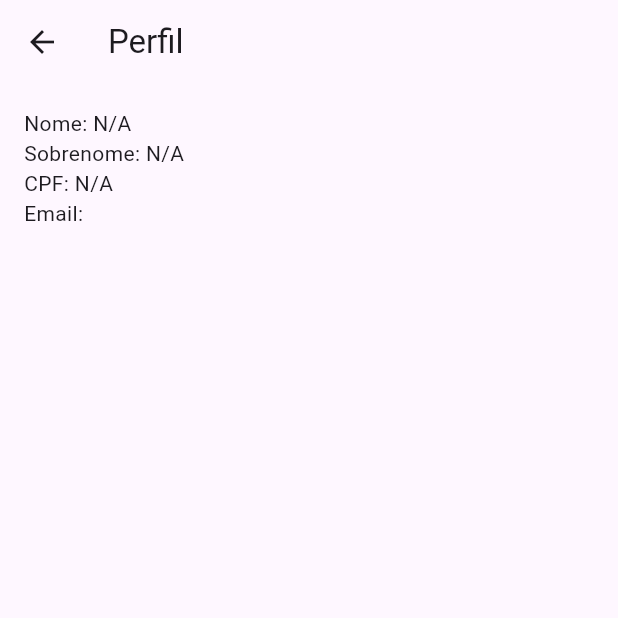
After one commit to MarcilioFreiitas/App-horadoconto-frontend-usuario, a Flutter app: the PerfilScreen screen opened directly, on a phone screen of 412 x 824 dp, the top half of it. The commit adds this screen. Run offline on Flutter 3.47's test engine with Material 3 defaults, Android fonts, the phone set to English and light mode, and no system bars; our stand-ins replace flutter_secure_storage; missing offline and left inert: jwt_decode; accounts and stored records are empty; network calls fail.

Commit message:
adicionado funcionalidade de perfil de usuário

```diff
--- /dev/null
+++ b/lib/models/usuario.dart
@@ -0,0 +1,49 @@
+// Define an enum for user roles
+enum UserRoles { ADMIN, USER }
+
+class Usuario {
+  final int? id;
+  final String? nome;
+  final String? sobreNome;
+  final String? cpf;
+  final String? email;
+  final String? senha; // Consider storing a secure hash instead of plain text
+  final UserRoles? role;
+
+  Usuario({
+    this.id,
+    this.nome,
+    this.sobreNome,
+    this.cpf,
+    this.email,
+    this.senha,
+    this.role,
+  });
+
+  factory Usuario.fromJson(Map<String, dynamic> json) {
+    return Usuario(
+      id: json['id'] != null ? json['id'] as int : null,
+      nome: json['nome'] as String?,
+      sobreNome: json['sobreNome'] as String?,
+      cpf: json['cpf'] as String?,
+      email: json['email'] as String?,
+      senha: json['senha'] as String?, // Consider secure storage
+      role: UserRoles.values.firstWhere(
+        (element) => element.toString() == 'UserRoles.${json['role']}',
+        orElse: () => UserRoles.USER,
+      ),
+    );
+  }
+
+  Map<String, dynamic> toJson() {
+    return {
+      'id': id,
+      'nome': nome,
+      'sobreNome': sobreNome,
+      'cpf': cpf,
+      'email': email,
+      'senha': senha, // Consider secure storage
+      'role': role.toString().split('.').last,
+    };
+  }
+}
--- a/lib/service/auth_service_sigunp.dart
+++ b/lib/service/auth_service_sigunp.dart
@@ -5,7 +5,7 @@ void signup(String name, String lastName, String email, String password,
     String cpf) async {
   try {
     final response = await http.post(
-      Uri.parse('http://10.0.0.106:8080/auth/register'),
+      Uri.parse('http://10.0.0.107:8080/auth/register'),
       headers: <String, String>{
         'Content-Type': 'application/json; charset=UTF-8',
       },
--- a/lib/views/livro_search.dart
+++ b/lib/views/livro_search.dart
@@ -1,5 +1,5 @@
 import 'package:flutter/material.dart';
-import 'package:hora_do_conto/service/livro.dart';
+import 'package:hora_do_conto/models/livro.dart';
 
 class LivroSearch extends SearchDelegate<String> {
   final List<Livro> livros;
--- /dev/null
+++ b/lib/views/tela_perfil.dart
@@ -0,0 +1,58 @@
+import 'package:flutter/material.dart';
+import 'package:flutter_secure_storage/flutter_secure_storage.dart';
+
+class PerfilScreen extends StatelessWidget {
+  final FlutterSecureStorage storage = FlutterSecureStorage();
+
+  Future<Map<String, String?>> _getUserInfo() async {
+    String? id = await storage.read(key: 'user_id');
+    String? nome = await storage.read(key: 'user_nome');
+    String? sobreNome = await storage.read(key: 'user_sobreNome');
+    String? cpf = await storage.read(key: 'user_cpf');
+    String? email = await storage.read(key: 'user_email');
+    String? role = await storage.read(key: 'user_role');
+
+    return {
+      'id': id,
+      'nome': nome,
+      'sobreNome': sobreNome,
+      'cpf': cpf,
+      'email': email,
+      'role': role,
+    };
+  }
+
+  @override
+  Widget build(BuildContext context) {
+    return Scaffold(
+      appBar: AppBar(
+        title: Text('Perfil'),
+      ),
+      body: FutureBuilder<Map<String, String?>>(
+        future: _getUserInfo(),
+        builder: (context, snapshot) {
+          if (snapshot.connectionState == ConnectionState.waiting) {
+            return Center(child: CircularProgressIndicator());
+          } else if (snapshot.hasError) {
+            return Center(
+                child: Text('Erro ao carregar informações do usuário'));
+          } else {
+            final userInfo = snapshot.data!;
+            return Padding(
+              padding: const EdgeInsets.all(16.0),
+              child: Column(
+                crossAxisAlignment: CrossAxisAlignment.start,
+                children: [
+                  Text('Nome: ${userInfo['nome'] ?? 'N/A'}'),
+                  Text('Sobrenome: ${userInfo['sobreNome'] ?? 'N/A'}'),
+                  Text('CPF: ${userInfo['cpf'] ?? 'N/A'}'),
+                  Text('Email: ${userInfo['email'] ?? 'N/A'}'),
+                ],
+              ),
+            );
+          }
+        },
+      ),
+    );
+  }
+}
--- a/pubspec.yaml
+++ b/pubspec.yaml
@@ -38,6 +38,7 @@ dependencies:
   flutter_secure_storage: ^9.0.0
   scrollable_positioned_list: ^0.2.0-nullsafety.0
   shared_preferences: ^2.0.8
+  jwt_decode: ^0.3.1
 
 dev_dependencies:
   flutter_test:
```
Also changed, not shown: lib/models/emprestimo.dart (added, +49 -0 lines), lib/models/livro.dart (renamed from lib/service/livro.dart, +15 -0 lines), lib/service/auth_service_login.dart (+24 -3 lines), lib/views/detalhes_emprestimo.dart (+61 -6 lines), lib/views/tela_inicial.dart (+27 -10 lines), pubspec.lock.
